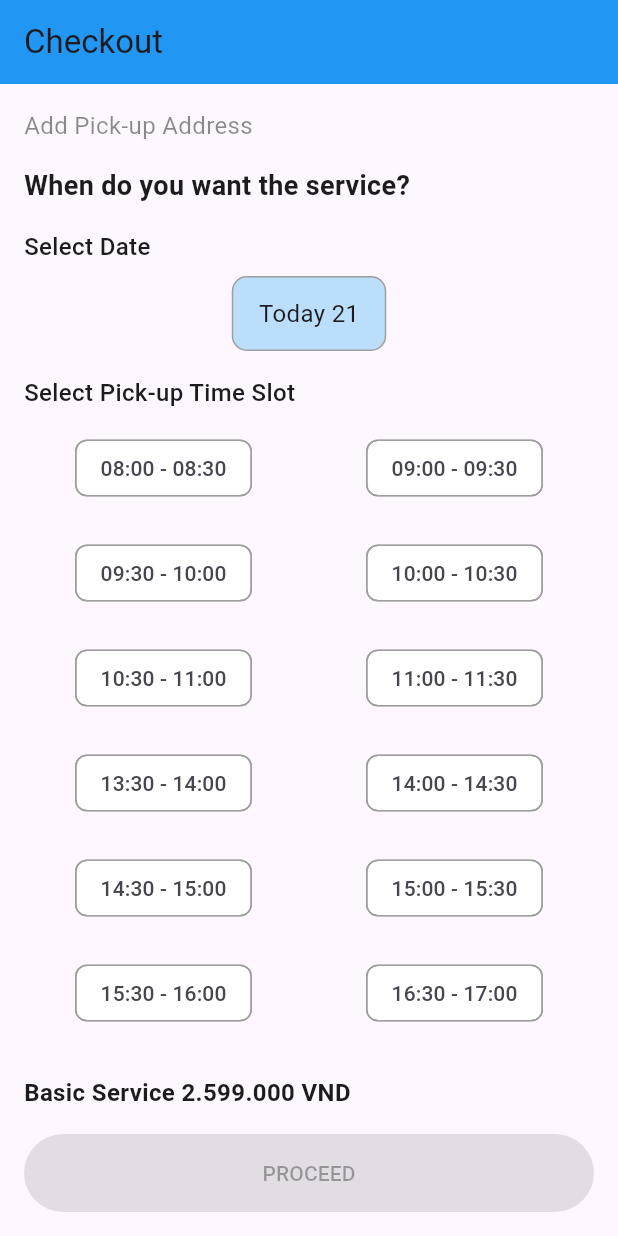
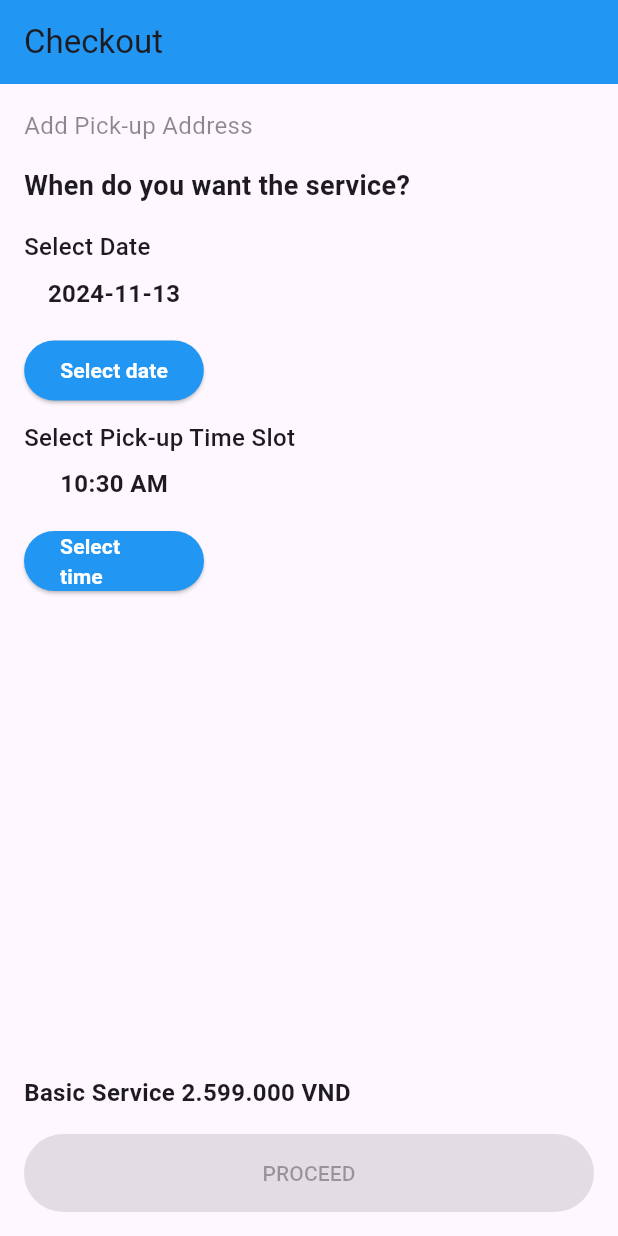
Before and after one commit to vietthuan03/car-servicing, a Flutter app: the CheckoutScreen screen opened directly, on a phone screen of 412 x 824 dp. Run offline on Flutter 3.47's test engine with Material 3 defaults, Android fonts, the phone set to English and light mode, and no system bars; drawn by our look-alikes of carousel_slider; our stand-ins replace cloud_firestore, firebase_core, image_picker; accounts and stored records are empty.

Commit message:
add data and time in checkout

```diff
--- a/lib/main.dart
+++ b/lib/main.dart
@@ -7,7 +7,7 @@ import 'package:flutter/material.dart';
 void main() async {
   WidgetsFlutterBinding.ensureInitialized();
   await Firebase.initializeApp(
-    options: FirebaseOptions(
+    options: const FirebaseOptions(
       apiKey: "AIzaSyCK1ycvjMVqlkBoOCio0td0l3QGBs8j3-E",
       appId: "1:173987522263:android:68c5afef34ef409f07f292",
       messagingSenderId: "173987522263",
@@ -25,7 +25,8 @@ class MyApp extends StatelessWidget {
       theme: ThemeData(
         primarySwatch: Colors.blue,
       ),
-      home: Home(),
+      // home: Home(),
+      home: CheckoutScreen(),
     );
   }
 }
--- a/lib/presentation/pages/checkout.dart
+++ b/lib/presentation/pages/checkout.dart
@@ -1,7 +1,6 @@
-import 'package:car_servicing/responsive/ResponsiveWidget.dart';
-import 'package:carousel_slider/carousel_slider.dart';
+import 'package:car_servicing/presentation/widgets/date_picker_custom.dart';
+import 'package:car_servicing/presentation/widgets/time_picker_custom.dart';
 import 'package:flutter/material.dart';
-
 
 class CheckoutScreen extends StatefulWidget {
   @override
@@ -9,21 +8,33 @@ class CheckoutScreen extends StatefulWidget {
 }
 
 class _CheckoutScreenState extends State<CheckoutScreen> {
-  List<String> availableDates = ['Today 21', 'Tomorrow 22', 'Wed 23', 'Thu 24'];
   int selectedDateIndex = 0;
   int selectedTimeSlotIndex = -1;
 
-  List<String> timeSlots = [
-    '08:00 - 08:30', '09:00 - 09:30', '09:30 - 10:00', '10:00 - 10:30',
-    '10:30 - 11:00', '11:00 - 11:30', '13:30 - 14:00', '14:00 - 14:30',
-    '14:30 - 15:00', '15:00 - 15:30', '15:30 - 16:00', '16:30 - 17:00'
-  ];
+  DateTime? selectedDate;
+  TimeOfDay? selectedTime;
+
+  void onDateSelected(DateTime date) {
+    setState(() {
+      selectedDate = date;
+    });
+  }
+
+  void onTimeSelected(TimeOfDay time) {
+    setState(() {
+      selectedTime = time;
+    });
+  }
+
+  bool get isProceedEnabled {
+    return selectedDate != null && selectedTime != null && selectedTime!.hour >= 8 && selectedTime!.hour <= 17;
+  }
 
   @override
   Widget build(BuildContext context) {
     return Scaffold(
       appBar: AppBar(
-        title: Text('Checkout'),
+        title: const Text('Checkout'),
         backgroundColor: Colors.blue,
       ),
       body: Padding(
@@ -31,128 +42,64 @@ class _CheckoutScreenState extends State<CheckoutScreen> {
         child: Column(
           crossAxisAlignment: CrossAxisAlignment.start,
           children: [
-            Text(
+            const Text(
               'Add Pick-up Address',
               style: TextStyle(
                 fontSize: 16,
                 color: Colors.black45,
               ),
             ),
-            SizedBox(height: 16),
-            Text(
+            const SizedBox(height: 16),
+            const Text(
               'When do you want the service?',
               style: TextStyle(fontSize: 18, fontWeight: FontWeight.bold),
             ),
-            SizedBox(height: 16),
+            const SizedBox(height: 16),
             Expanded(
-              // flex: ResponsiveWidget.isTablet(context)? 2:1,
               child: Column(
                 crossAxisAlignment: CrossAxisAlignment.start,
                 children: [
-                  Text(
+                  const Text(
                     'Select Date',
                     style: TextStyle(fontSize: 16, fontWeight: FontWeight.w500),
                   ),
-                  SizedBox(height: 8),
-                  CarouselSlider(
-                    options: CarouselOptions(
-                      height: 50.0,
-                      enableInfiniteScroll: false,
-                      onPageChanged: (index, reason) {
-                        setState(() {
-                          selectedDateIndex = index;
-                        });
-                      },
-                    ),
-                    items: availableDates.map((date) {
-                      return Builder(
-                        builder: (BuildContext context) {
-                          return Container(
-                            width: MediaQuery.of(context).size.width / 4,
-                            margin: EdgeInsets.symmetric(horizontal: 5.0),
-                            decoration: BoxDecoration(
-                              color: selectedDateIndex ==
-                                      availableDates.indexOf(date)
-                                  ? Colors.blue[100]
-                                  : Colors.white,
-                              borderRadius: BorderRadius.circular(10),
-                              border: Border.all(color: Colors.grey),
-                            ),
-                            child: Center(
-                              child: Text(
-                                date,
-                                style: TextStyle(fontSize: 16.0),
-                              ),
-                            ),
-                          );
-                        },
-                      );
-                    }).toList(),
-                  ),
-                  SizedBox(height: 16),
-                  Text(
+                  const SizedBox(height: 8),
+                  SizedBox(height: 80, width: 120, child: DatePickerCustom(onDateSelected: onDateSelected,),),
+                  const SizedBox(height: 16),
+                  const Text(
                     'Select Pick-up Time Slot',
                     style: TextStyle(fontSize: 16, fontWeight: FontWeight.w500),
                   ),
-                  SizedBox(height: 8),
-                  Expanded(
-                    flex: ResponsiveWidget.isDesktop(context) ? 2 : 1,
-                    child: GridView.builder(
-                      shrinkWrap: true,
-                      physics: const BouncingScrollPhysics(),
-                      // Disable scrolling within the GridView
-                      gridDelegate:
-                          const SliverGridDelegateWithFixedCrossAxisCount(
-                        crossAxisCount: 2,
-                        mainAxisSpacing: 8.0,
-                        crossAxisSpacing: 8.0,
-                        childAspectRatio: 3,
-                      ),
-                      itemCount: timeSlots.length,
-                      itemBuilder: (context, index) {
-                        return ChoiceChip(
-                          label: Text(timeSlots[index]),
-                          selected: selectedTimeSlotIndex == index,
-                          onSelected: (bool selected) {
-                            setState(() {
-                              selectedTimeSlotIndex = selected ? index : -1;
-                            });
-                          },
-                          selectedColor: Colors.blue[100],
-                          backgroundColor: Colors.white,
-                          shape: RoundedRectangleBorder(
-                            side: BorderSide(color: Colors.grey),
-                            borderRadius: BorderRadius.circular(8.0),
-                          ),
-                        );
-                      },
-                    ),
-                  ),
+                  const SizedBox(height: 8),
+                  SizedBox(height: 80, width: 120, child: TimePickerCustom(onTimeSelected: onTimeSelected,),),
                 ],
               ),
             ),
-            Text(
+            const Text(
               'Basic Service 2.599.000 VND',
               style: TextStyle(fontSize: 16, fontWeight: FontWeight.bold),
             ),
-            SizedBox(height: 16),
+            const SizedBox(height: 16),
             ElevatedButton(
-              onPressed: selectedTimeSlotIndex != -1
+              onPressed: isProceedEnabled
                   ? () {
-                      // Handle Proceed Action
                       ScaffoldMessenger.of(context).showSnackBar(
-                        SnackBar(
-                          content: Text('Proceeding with booking...'),
-                        ),
+                        const SnackBar(content: Text('Proceeding a booking...')),
                       );
+                      // Navigator.push(
+                      //   context,
+                      //   MaterialPageRoute(
+                      //     builder: (context) => SelectServiceScreen(),
+                      //   ),
+                      // );
                     }
                   : null,
-              child: Text('PROCEED'),
               style: ElevatedButton.styleFrom(
-                padding: EdgeInsets.symmetric(vertical: 16),
-                minimumSize: Size(double.infinity, 50),
+                padding: const EdgeInsets.symmetric(vertical: 16),
+                minimumSize: const Size(double.infinity, 50),
                 backgroundColor: Colors.blue,
               ),
+              child: const Text('PROCEED'),
             ),
           ],
         ),
--- /dev/null
+++ b/lib/presentation/widgets/date_picker_custom.dart
@@ -0,0 +1,66 @@
+import 'package:flutter/cupertino.dart';
+import 'package:flutter/material.dart';
+
+class DatePickerCustom extends StatefulWidget {
+  final Function(DateTime) onDateSelected;
+
+  DatePickerCustom({required this.onDateSelected});
+
+  @override
+  _DatePickerCustomState createState() => _DatePickerCustomState();
+}
+
+class _DatePickerCustomState extends State<DatePickerCustom> {
+  /// Which holds the selected date
+  /// Defaults to today's date.
+  DateTime selectedDate = DateTime.now();
+  // This decides which day will be enabled
+  // This will be called every time while displaying day in calender.
+  bool _decideWhichDayToEnable(DateTime day) {
+    if ((day.isAfter(DateTime.now().subtract(const Duration(days: 1))) &&
+        day.isBefore(DateTime.now().add(const Duration(days: 90))))) {
+      return true;
+    }
+    return false;
+  }
+  selectDate(BuildContext context) async {
+    final DateTime? picked = await showDatePicker(
+      context: context,
+      initialDate: selectedDate,
+      firstDate: DateTime(2000),
+      lastDate: DateTime(2025),
+      selectableDayPredicate: _decideWhichDayToEnable,
+      builder: (context, child) => Theme(data: ThemeData.light(),child: child ?? const SizedBox.shrink(),),
+    );
+    if (picked != null && picked != selectedDate) {
+      setState(() {
+        selectedDate = picked;
+      });
+      widget.onDateSelected(picked);
+    }
+  }
+  @override
+  Widget build(BuildContext context) {
+    return Scaffold(
+      body: Center(
+        child: Column(
+          mainAxisAlignment: MainAxisAlignment.center,
+          children: <Widget>[
+            Text("${selectedDate.toLocal()}".split(' ')[0], style: const TextStyle(fontSize: 16, fontWeight: FontWeight.bold),),
+            const SizedBox(
+              height: 16.0,
+            ),
+            ElevatedButton(
+              style: ElevatedButton.styleFrom(
+                 backgroundColor: Colors.blue,
+              ),
+              onPressed: () => selectDate(context),
+              child: const Text('Select date',style: TextStyle(color: Colors.white, fontWeight: FontWeight.bold),),
+            ),
+          ],
+        ),
+      ),
+    );
+  }
+
+}
--- /dev/null
+++ b/lib/presentation/widgets/time_picker_custom.dart
@@ -0,0 +1,56 @@
+import 'package:flutter/material.dart';
+
+class TimePickerCustom extends StatefulWidget {
+  final Function(TimeOfDay) onTimeSelected;
+
+  TimePickerCustom({required this.onTimeSelected});
+
+  @override
+  _TimePickerCustomState createState() => _TimePickerCustomState();
+}
+
+class _TimePickerCustomState extends State<TimePickerCustom> {
+  TimeOfDay selectedTime = TimeOfDay.now();
+
+  selectTime(BuildContext context) async {
+    final TimeOfDay? picked = await showTimePicker(
+      context: context,
+      initialTime: selectedTime,
+      builder: (BuildContext context, Widget? child) {
+        return MediaQuery(
+          data: MediaQuery.of(context).copyWith(alwaysUse24HourFormat: true),
+          child: child!,
+        );
+      },
+    );
+    if (picked != null && picked != selectedTime) {
+      if (picked.hour >= 8 && picked.hour <= 17) {
+        setState(() {
+          selectedTime = picked;
+        });
+        widget.onTimeSelected(picked);
+      } else {
+        ScaffoldMessenger.of(context).showSnackBar(
+          const SnackBar(content: Text('Please select a time between 8 AM and 5 PM')),
+        );
+      }
+    }
+  }
+
+  @override
+  Widget build(BuildContext context) {
+    return Column(
+      children: <Widget>[
+        Text(selectedTime.format(context), style: const TextStyle(fontSize: 16, fontWeight: FontWeight.bold),),
+        const SizedBox(height: 16.0),
+        ElevatedButton(
+          style: ElevatedButton.styleFrom(
+            backgroundColor: Colors.blue,
+          ),
+          onPressed: () => selectTime(context),
+          child: const Text('Select time', style: TextStyle(color: Colors.white, fontWeight: FontWeight.bold),),
+        ),
+      ],
+    );
+  }
+}
```
Also changed, not shown: pubspec.yaml (+15 -3 lines).
